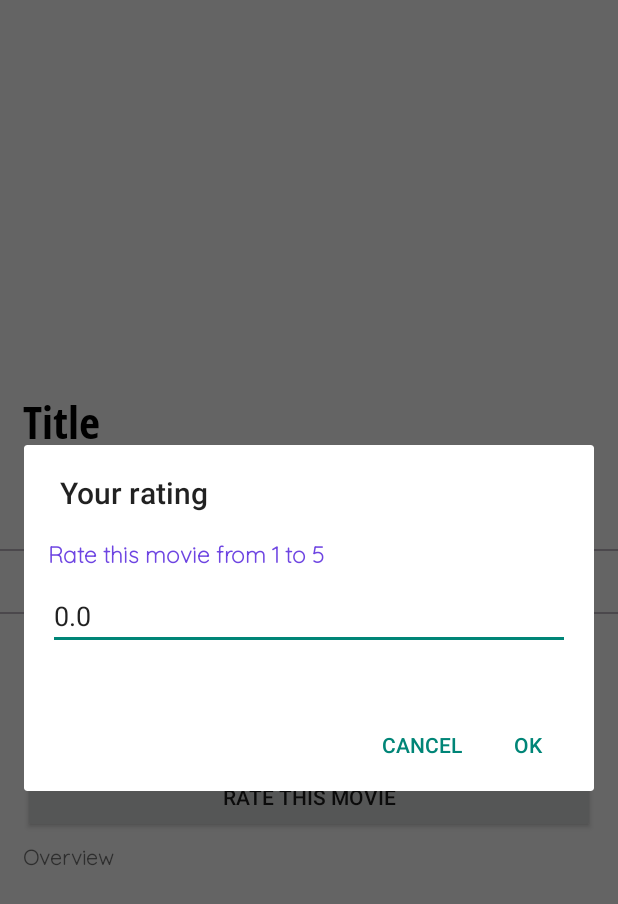
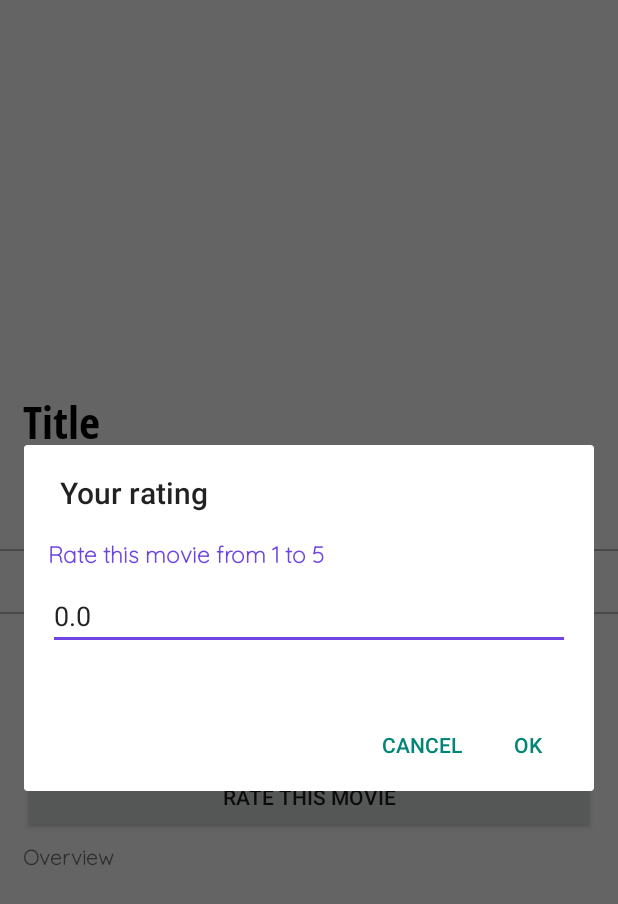
Before and after one commit to andreeaplesa/Proiect-Android, an Android app: the MovieDetailsActivity screen opened directly, with no data from a screen before it, after a tap on "RATE THIS MOVIE", on a phone screen of 412 x 824 dp. Shown: the top 904 px of the screen. Run offline under Robolectric (Android 15) with nearby library versions, the phone set to English and light mode, and no system bars; our stand-ins replace Room's generated code; pictures from the network do not load; 4 statements that could not run were skipped; 1 other tap on this screen came first.

Commit message:
app finished

```diff
--- a/app/src/main/res/layout/activity_movie_details.xml
+++ b/app/src/main/res/layout/activity_movie_details.xml
@@ -144,6 +144,7 @@
                 android:layout_height="wrap_content"
                 android:isIndicator="true"
                 android:layout_alignParentStart="true"
+                android:progressTint="@color/colorAccent"
 
                 />
 
@@ -193,7 +194,7 @@
             android:layout_marginVertical="5dp"/>
 
         <Space
-            android:layout_height="15dp"
+            android:layout_height="60dp"
             android:layout_width="match_parent"
             />
 
--- a/app/src/main/res/layout/rating_dialog.xml
+++ b/app/src/main/res/layout/rating_dialog.xml
@@ -22,6 +22,7 @@
         android:inputType="number"
         android:digits="12345"
         android:layout_marginTop="30dp"
+        android:backgroundTint="@color/colorAccent"
         />
 
 </RelativeLayout>
```
